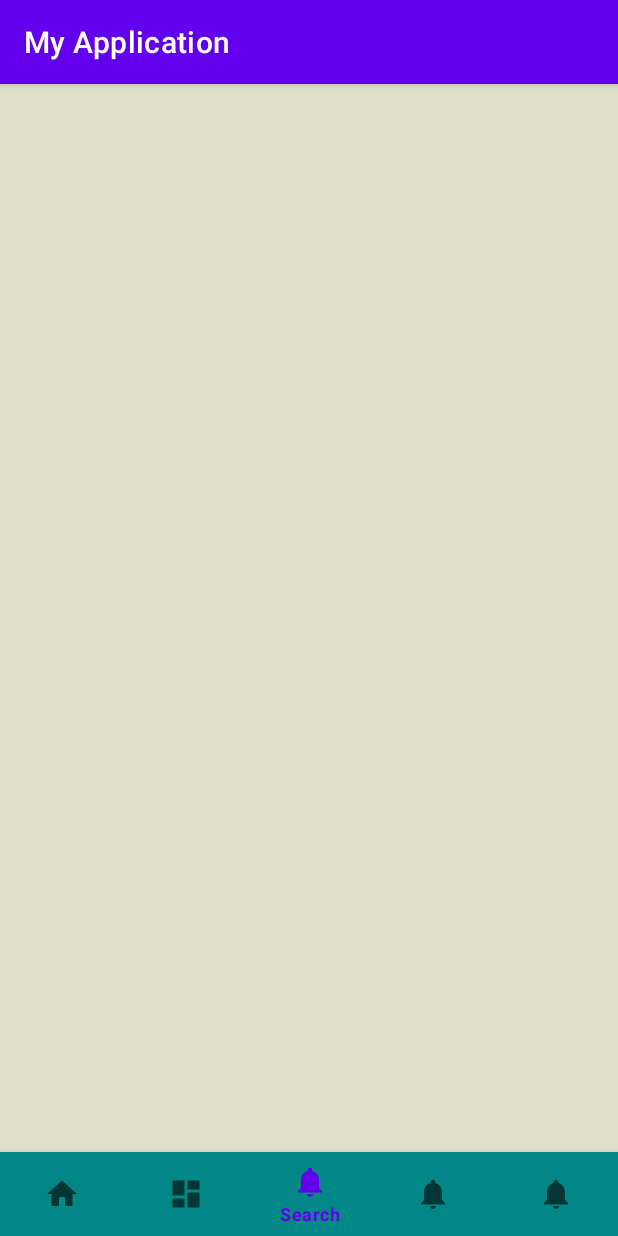
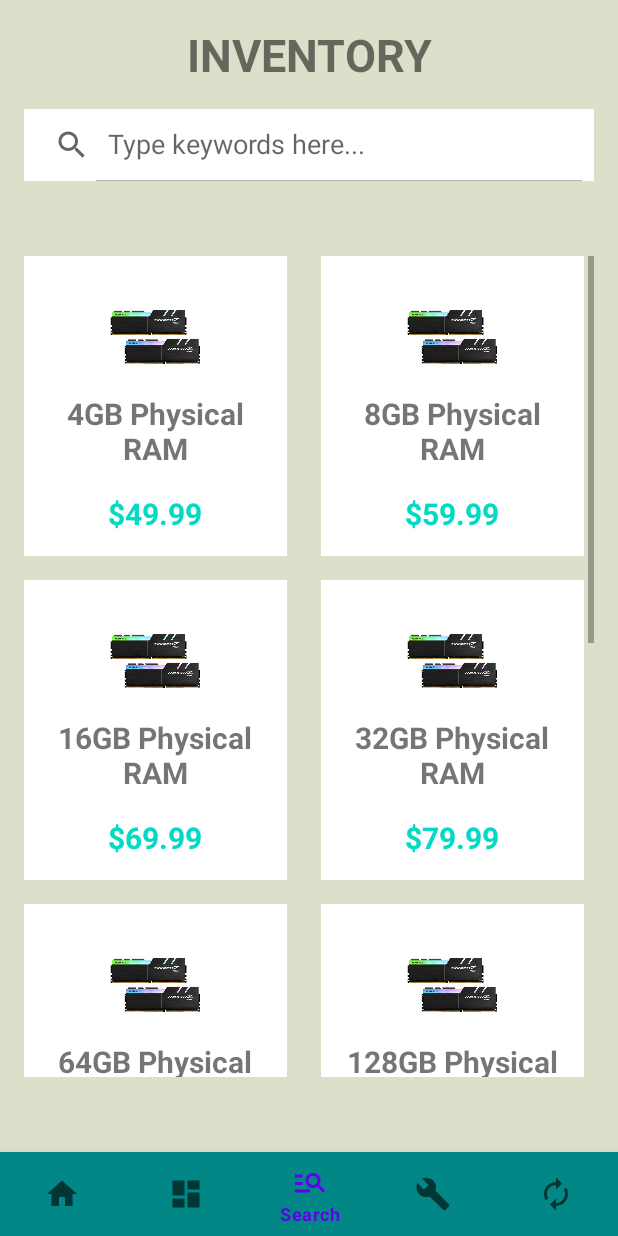
Before and after one commit to hault033092/RMIT-COSC2657-AndroidDev-2022C, an Android app: the screen it shows after launch (MainActivity), item 3 of the bottom bar chosen, on a phone screen of 412 x 824 dp. Run offline under Robolectric (Android 15) with nearby library versions, the phone set to English and light mode, and no system bars.

Commit message:
finished search function & changed app name

```diff
--- /dev/null
+++ b/app/src/main/java/com/example/myapplication/Adapter/SearchAdapter.java
@@ -0,0 +1,103 @@
+package com.example.myapplication.Adapter;
+
+import android.content.Context;
+import android.util.Log;
+import android.view.LayoutInflater;
+import android.view.View;
+import android.view.ViewGroup;
+import android.widget.BaseAdapter;
+import android.widget.Filter;
+import android.widget.Filterable;
+import android.widget.ImageView;
+import android.widget.TextView;
+
+import com.example.myapplication.Entity.SearchItem;
+import com.example.myapplication.R;
+
+import java.util.ArrayList;
+import java.util.List;
+
+public class SearchAdapter extends BaseAdapter implements Filterable {
+    private List<SearchItem> itemsList;
+    private final List<SearchItem> filteredItemsList;
+    private final Context context;
+
+    public SearchAdapter(List<SearchItem> itemsList, Context context) {
+        this.itemsList = itemsList;
+        this.filteredItemsList = itemsList;
+        this.context = context;
+    }
+
+    @Override
+    public int getCount() {
+        return itemsList.size();
+    }
+
+    @Override
+    public Object getItem(int i) {
+        return itemsList.get(i);
+    }
+
+    @Override
+    public long getItemId(int i) {
+        return i;
+    }
+
+    @Override
+    public View getView(int i, View view, ViewGroup viewGroup) {
+        View view1 = view;
+
+        SearchItem searchItem = itemsList.get(i);
+
+        if  (view1 == null) {
+            view1 = LayoutInflater.from(context).inflate(R.layout.search_item, viewGroup, false);
+        }
+
+        ImageView itemImage = view1.findViewById(R.id.itemImage);
+        TextView itemName = view1.findViewById(R.id.itemName);
+        TextView itemPrice = view1.findViewById(R.id.itemPrice);
+
+        itemImage.setImageResource(searchItem.getImage());
+        itemName.setText(searchItem.getName());
+        itemPrice.setText(searchItem.getPriceAsString());
+
+        return view1;
+    }
+
+    @Override
+    public Filter getFilter() {
+        Filter searchFilter = new Filter() {
+            @Override
+            protected FilterResults performFiltering(CharSequence charSequence) {
+                FilterResults filteredResults = new FilterResults();
+
+                if (charSequence == null || charSequence.length() == 0) {
+                    filteredResults.count = filteredItemsList.size();
+                    filteredResults.values = filteredItemsList;
+                } else {
+                    String searchString = charSequence.toString().toLowerCase();
+                    List<SearchItem> searchResults = new ArrayList<>();
+
+                    for (SearchItem searchItem : filteredItemsList) {
+                        if (searchItem.getName().toLowerCase().contains(searchString)) {
+                            searchResults.add(searchItem);
+                        }
+                    }
+
+                    filteredResults.count = searchResults.size();
+                    filteredResults.values = searchResults;
+                    Log.e("search results: ", filteredResults.values.toString());
+                }
+                return filteredResults;
+            }
+
+            @Override
+            protected void publishResults(CharSequence charSequence, FilterResults filterResults) {
+                itemsList = (List<SearchItem>) filterResults.values;
+                notifyDataSetChanged();
+            }
+        };
+
+        return searchFilter;
+    }
+}
--- /dev/null
+++ b/app/src/main/java/com/example/myapplication/Entity/SearchItem.java
@@ -0,0 +1,29 @@
+package com.example.myapplication.Entity;
+
+public class SearchItem {
+    int image;
+    String name;
+    float price;
+
+    public SearchItem(int image, String name, float price) {
+        this.image = image;
+        this.name = name;
+        this.price = price;
+    }
+
+    public int getImage() {
+        return image;
+    }
+
+    public String getName() {
+        return name;
+    }
+
+    public float getPrice() {
+        return price;
+    }
+
+    public String getPriceAsString() {
+        return "$" + getPrice();
+    }
+}
--- a/app/src/main/java/com/example/myapplication/MainActivity.java
+++ b/app/src/main/java/com/example/myapplication/MainActivity.java
@@ -5,15 +5,18 @@ import androidx.appcompat.app.AppCompatActivity;
 
 import android.os.Bundle;
 import android.view.MenuItem;
+import android.view.Window;
+import android.view.WindowManager;
 
 import com.example.myapplication.ui.buyback.BuybackFragment;
 import com.example.myapplication.ui.cart.CartFragment;
 import com.example.myapplication.ui.home.HomeFragment;
 import com.example.myapplication.ui.pcbuilder.PcBuilderFragment;
 import com.example.myapplication.ui.search.SearchFragment;
-import com.google.android.material.badge.BadgeDrawable;
 import com.google.android.material.bottomnavigation.BottomNavigationView;
 import com.google.android.material.navigation.NavigationBarView;
+
+import java.util.Objects;
 
 public class MainActivity extends AppCompatActivity {
 
@@ -28,6 +31,10 @@ public class MainActivity extends AppCompatActivity {
 
     @Override
     protected void onCreate(Bundle savedInstanceState) {
+        requestWindowFeature(Window.FEATURE_NO_TITLE);
+        this.getWindow().setFlags(WindowManager.LayoutParams.FLAG_FULLSCREEN, WindowManager.LayoutParams.FLAG_FULLSCREEN);
+        Objects.requireNonNull(getSupportActionBar()).hide();
+
         super.onCreate(savedInstanceState);
         setContentView(R.layout.activity_main);
 
@@ -37,7 +44,7 @@ public class MainActivity extends AppCompatActivity {
 
         bottomNavigationView.setOnItemSelectedListener(new NavigationBarView.OnItemSelectedListener() {
             @Override
-            public boolean onNavigationItemSelected(MenuItem item) {
+            public boolean onNavigationItemSelected(@NonNull MenuItem item) {
                 switch (item.getItemId()){
                     case R.id.navigation_home:
                         getSupportFragmentManager().beginTransaction().replace(R.id.container,homeFragment).commit();
--- /dev/null
+++ b/app/src/main/java/com/example/myapplication/Model/ItemsDatabase.java
@@ -0,0 +1,34 @@
+package com.example.myapplication.Model;
+
+import com.example.myapplication.Entity.SearchItem;
+import com.example.myapplication.R;
+
+import java.util.ArrayList;
+import java.util.List;
+
+public class ItemsDatabase {
+
+    public static List<SearchItem> retrieveAllSearchItems() {
+        List<SearchItem> itemsList = new ArrayList<>();
+
+        int[] images = {R.drawable.ram, R.drawable.ram, R.drawable.ram, R.drawable.ram, R.drawable.ram, R.drawable.ram,
+                R.drawable.razor, R.drawable.razor, R.drawable.razor, R.drawable.razor, R.drawable.razor, R.drawable.razor
+        };
+
+        String[] names = {"4GB Physical RAM", "8GB Physical RAM", "16GB Physical RAM", "32GB Physical RAM", "64GB Physical RAM", "128GB Physical RAM",
+                "Razor Viper V2", "Razor Basilisk V2", "Razor Deathadder V2", "Razor Naga V2", "Razor Orochi V2", "Razor Pro Click V2"
+        };
+
+        float[] prices = {49.99f, 59.99f, 69.99f, 79.99f, 89.99f, 99.99f,
+                109.99f, 119.99f, 129.99f, 139.99f, 149.99f, 159.99f
+        };
+
+        for (int i = 0; i < names.length; i++) {
+            SearchItem item = new SearchItem(images[i], names[i], prices[i]);
+            itemsList.add(item);
+        }
+
+        return itemsList;
+    }
+
+}
--- a/app/src/main/java/com/example/myapplication/ui/search/SearchFragment.java
+++ b/app/src/main/java/com/example/myapplication/ui/search/SearchFragment.java
@@ -1,19 +1,56 @@
 package com.example.myapplication.ui.search;
 
+import android.content.Context;
 import android.os.Bundle;
 
 import androidx.fragment.app.Fragment;
 
+import android.util.Log;
 import android.view.LayoutInflater;
 import android.view.View;
 import android.view.ViewGroup;
+import android.widget.GridView;
+import android.widget.SearchView;
 
+import com.example.myapplication.Adapter.SearchAdapter;
+import com.example.myapplication.Entity.SearchItem;
+import com.example.myapplication.Model.ItemsDatabase;
 import com.example.myapplication.R;
 
+import java.util.List;
+
 public class SearchFragment extends Fragment {
+    Context context;
+    List<SearchItem> itemsList = ItemsDatabase.retrieveAllSearchItems();
+
     @Override
     public View onCreateView(LayoutInflater inflater, ViewGroup container,
                              Bundle savedInstanceState) {
-        return inflater.inflate(R.layout.fragment_search, container, false);
+
+        View view = inflater.inflate(R.layout.fragment_search, container, false);
+
+        GridView gridView = view.findViewById(R.id.itemsGrid);
+        context = container.getContext();
+        SearchAdapter searchAdapter = new SearchAdapter(itemsList, context);
+        gridView.setAdapter(searchAdapter);
+
+        SearchView searchView = view.findViewById(R.id.searchBar);
+        searchView.setOnQueryTextListener(new SearchView.OnQueryTextListener() {
+            @Override
+            public boolean onQueryTextSubmit(String s) {
+                return true;
+            }
+
+            @Override
+            public boolean onQueryTextChange(String s) {
+                Log.e("TAG", " new text => " + s);
+                searchAdapter.getFilter().filter(s);
+                return true;
+            }
+
+        });
+
+        return view;
+
     }
 }
--- /dev/null
+++ b/app/src/main/res/drawable/ic_baseline_autorenew_24.xml
@@ -0,0 +1,5 @@
+<vector android:height="24dp" android:tint="#000000"
+    android:viewportHeight="24" android:viewportWidth="24"
+    android:width="24dp" xmlns:android="http://schemas.android.com/apk/res/android">
+    <path android:fillColor="@android:color/white" android:pathData="M12,6v3l4,-4 -4,-4v3c-4.42,0 -8,3.58 -8,8 0,1.57 0.46,3.03 1.24,4.26L6.7,14.8c-0.45,-0.83 -0.7,-1.79 -0.7,-2.8 0,-3.31 2.69,-6 6,-6zM18.76,7.74L17.3,9.2c0.44,0.84 0.7,1.79 0.7,2.8 0,3.31 -2.69,6 -6,6v-3l-4,4 4,4v-3c4.42,0 8,-3.58 8,-8 0,-1.57 -0.46,-3.03 -1.24,-4.26z"/>
+</vector>
--- /dev/null
+++ b/app/src/main/res/drawable/ic_baseline_build_24.xml
@@ -0,0 +1,5 @@
+<vector android:height="24dp" android:tint="#000000"
+    android:viewportHeight="24" android:viewportWidth="24"
+    android:width="24dp" xmlns:android="http://schemas.android.com/apk/res/android">
+    <path android:fillColor="@android:color/white" android:pathData="M22.7,19l-9.1,-9.1c0.9,-2.3 0.4,-5 -1.5,-6.9 -2,-2 -5,-2.4 -7.4,-1.3L9,6 6,9 1.6,4.7C0.4,7.1 0.9,10.1 2.9,12.1c1.9,1.9 4.6,2.4 6.9,1.5l9.1,9.1c0.4,0.4 1,0.4 1.4,0l2.3,-2.3c0.5,-0.4 0.5,-1.1 0.1,-1.4z"/>
+</vector>
--- /dev/null
+++ b/app/src/main/res/drawable/ic_baseline_manage_search_24.xml
@@ -0,0 +1,5 @@
+<vector android:autoMirrored="true" android:height="24dp"
+    android:tint="#000000" android:viewportHeight="24"
+    android:viewportWidth="24" android:width="24dp" xmlns:android="http://schemas.android.com/apk/res/android">
+    <path android:fillColor="@android:color/white" android:pathData="M7,9H2V7h5V9zM7,12H2v2h5V12zM20.59,19l-3.83,-3.83C15.96,15.69 15.02,16 14,16c-2.76,0 -5,-2.24 -5,-5s2.24,-5 5,-5s5,2.24 5,5c0,1.02 -0.31,1.96 -0.83,2.75L22,17.59L20.59,19zM17,11c0,-1.65 -1.35,-3 -3,-3s-3,1.35 -3,3s1.35,3 3,3S17,12.65 17,11zM2,19h10v-2H2V19z"/>
+</vector>
--- a/app/src/main/res/layout/fragment_search.xml
+++ b/app/src/main/res/layout/fragment_search.xml
@@ -1,10 +1,47 @@
 <?xml version="1.0" encoding="utf-8"?>
 <LinearLayout xmlns:android="http://schemas.android.com/apk/res/android"
-    xmlns:app="http://schemas.android.com/apk/res-auto"
     xmlns:tools="http://schemas.android.com/tools"
     android:layout_width="match_parent"
     android:layout_height="match_parent"
-    tools:context=".ui.search.SearchFragment">
+    android:orientation="vertical"
+    tools:context=".ui.search.SearchFragment"
+    android:background="#DEDFCA">
 
+    <TextView
+        android:layout_width="match_parent"
+        android:layout_height="wrap_content"
+        android:text="Inventory"
+        android:textSize="30sp"
+        android:textStyle="bold"
+        android:textAllCaps="true"
+        android:textAlignment="center"
+        android:paddingVertical="@dimen/activity_vertical_margin" />
 
+    <LinearLayout
+        android:id="@+id/search"
+        android:layout_width="match_parent"
+        android:layout_height="wrap_content"
+        android:orientation="horizontal"
+        android:layout_marginHorizontal="@dimen/activity_horizontal_margin"
+        >
+        <SearchView
+            android:id="@+id/searchBar"
+            android:layout_width="match_parent"
+            android:layout_height="match_parent"
+            android:iconifiedByDefault="false"
+            android:queryHint="Type keywords here..."
+            android:background="@color/white" />
+
+    </LinearLayout>
+
+    <GridView
+        android:id="@+id/itemsGrid"
+        android:layout_width="match_parent"
+        android:layout_height="wrap_content"
+        android:horizontalSpacing="@dimen/activity_horizontal_margin"
+        android:verticalSpacing="@dimen/activity_vertical_margin"
+        android:numColumns="2"
+        android:paddingBottom="50dp"
+        android:layout_marginTop="50dp"
+        android:layout_marginHorizontal="@dimen/activity_horizontal_margin" />
 </LinearLayout>
--- /dev/null
+++ b/app/src/main/res/layout/search_item.xml
@@ -0,0 +1,39 @@
+<?xml version="1.0" encoding="utf-8"?>
+<LinearLayout xmlns:android="http://schemas.android.com/apk/res/android"
+    android:layout_width="175dp"
+    android:layout_height="200dp"
+    android:layout_gravity="center_horizontal"
+    android:orientation="vertical"
+    android:paddingVertical="@dimen/activity_vertical_margin"
+    android:paddingHorizontal="@dimen/activity_horizontal_margin"
+    android:background="@color/white"
+    >
+
+    <ImageView
+        android:id="@+id/itemImage"
+        android:layout_width="75dp"
+        android:layout_height="75dp"
+        android:layout_gravity="center"
+        android:src="@drawable/ram" />
+    <TextView
+        android:id="@+id/itemName"
+        android:layout_width="wrap_content"
+        android:layout_height="wrap_content"
+        android:layout_gravity="center"
+        android:text="name"
+        android:textAlignment="center"
+        android:textStyle="bold"
+        android:textSize="20sp" />
+    <TextView
+        android:id="@+id/itemPrice"
+        android:layout_width="wrap_content"
+        android:layout_height="wrap_content"
+        android:layout_gravity="center"
+        android:text="price"
+        android:textAlignment="center"
+        android:textColor="@color/teal_200"
+        android:textStyle="bold"
+        android:textSize="20sp"
+        android:layout_marginTop="@dimen/activity_vertical_margin"/>
+
+</LinearLayout>
--- a/app/src/main/res/menu/bottom_nav_menu.xml
+++ b/app/src/main/res/menu/bottom_nav_menu.xml
@@ -13,17 +13,17 @@
 
     <item
         android:id="@+id/navigation_search"
-        android:icon="@drawable/ic_notifications_black_24dp"
+        android:icon="@drawable/ic_baseline_manage_search_24"
         android:title="@string/title_search" />
 
     <item
         android:id="@+id/navigation_pcbuilder"
-        android:icon="@drawable/ic_notifications_black_24dp"
+        android:icon="@drawable/ic_baseline_build_24"
         android:title="@string/title_pcbuilder" />
 
     <item
         android:id="@+id/navigation_buyback"
-        android:icon="@drawable/ic_notifications_black_24dp"
+        android:icon="@drawable/ic_baseline_autorenew_24"
         android:title="@string/title_buyback" />
 
 </menu>
--- a/app/src/main/res/values/strings.xml
+++ b/app/src/main/res/values/strings.xml
@@ -1,5 +1,5 @@
 <resources>
-    <string name="app_name">My Application</string>
+    <string name="app_name">PC Hub</string>
     <string name="title_home">Home</string>
     <string name="title_cart">Cart</string>
     <string name="title_search">Search</string>
```
Also changed, not shown: app/src/main/res/drawable/ram.jpeg (added), app/src/main/res/drawable/razor.png (added).
